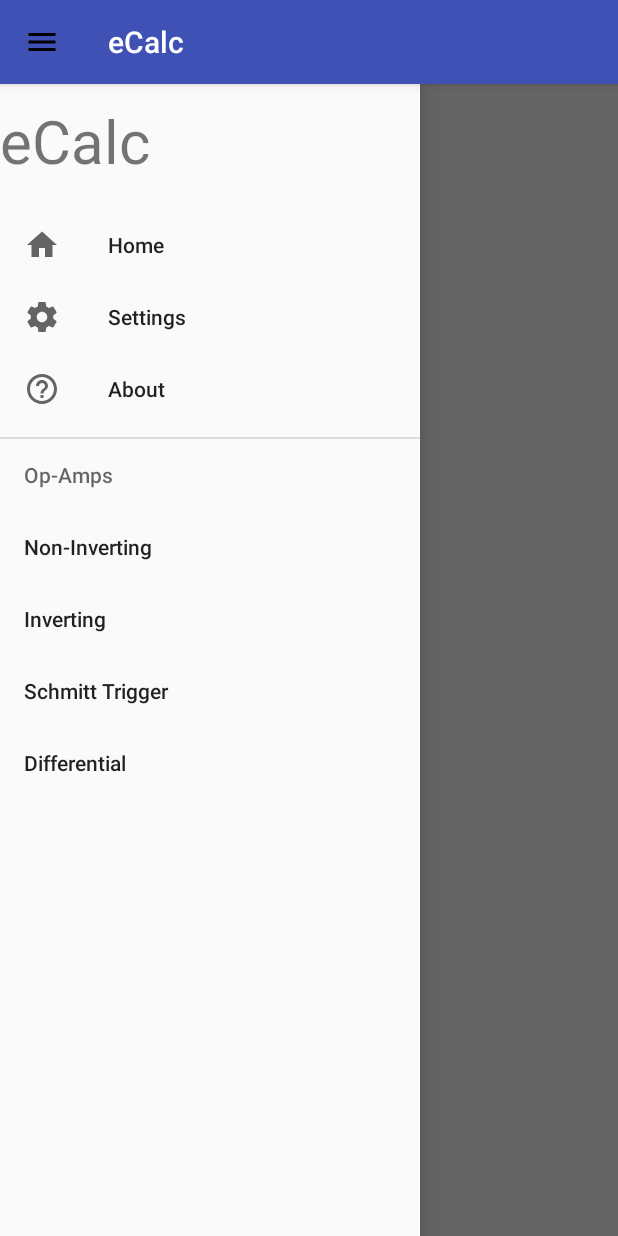
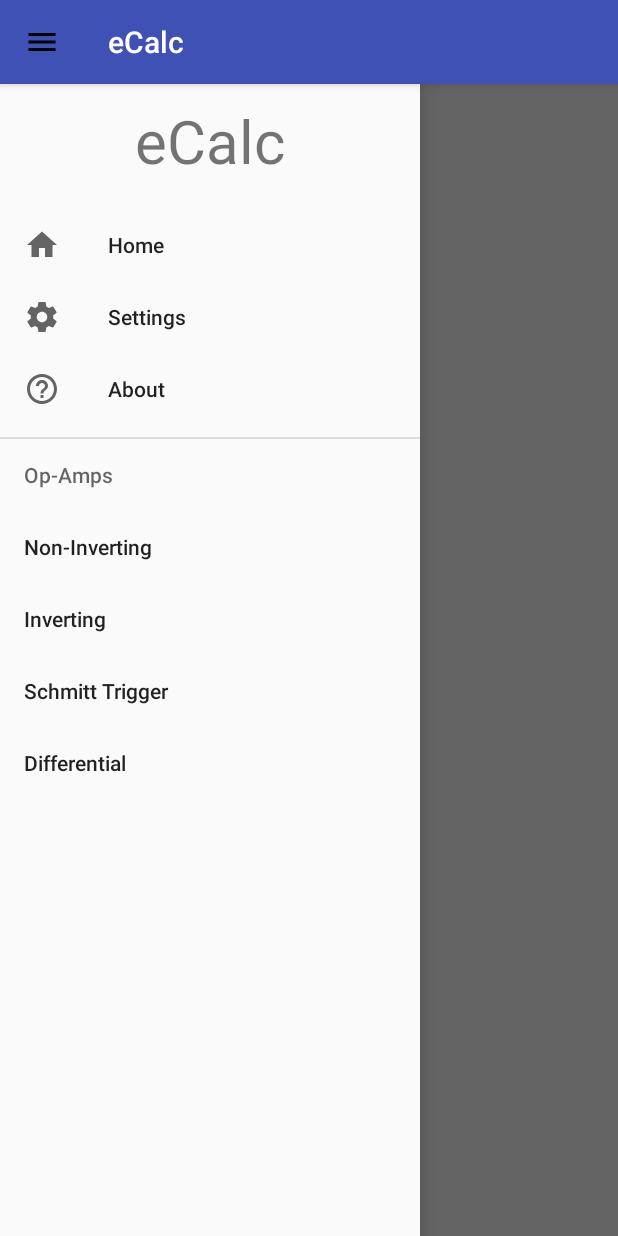
Before and after one commit to JeppeSRC/eCalc, an Android app: the screen it shows after launch (MainActivity), with the side drawer open, on a phone screen of 412 x 824 dp. Run offline under Robolectric (Android 15) with nearby library versions, the phone set to English and light mode, and no system bars.

Commit message:
Fixed something ghat got broken by itself

```diff
--- a/app/src/main/AndroidManifest.xml
+++ b/app/src/main/AndroidManifest.xml
@@ -8,6 +8,7 @@
         android:supportsRtl="false"
         android:theme="@style/AppTheme">
         <activity
+
             android:name=".MainActivity"
             android:label="@string/app_name"
             android:theme="@style/AppTheme">
--- a/app/src/main/res/layout/drawer_layout.xml
+++ b/app/src/main/res/layout/drawer_layout.xml
@@ -36,7 +36,7 @@
         android:layout_height="match_parent"
         android:layout_gravity="left"
         android:fitsSystemWindows="false"
-        app:headerLayout="@layout/navigation_header_layout"
-        app:menu="@menu/drawer_view"/>
+        app:menu="@menu/drawer_view"
+        app:headerLayout="@layout/navigation_header_layout"/>
 
 </android.support.v4.widget.DrawerLayout>
--- a/app/src/main/res/layout/navigation_header_layout.xml
+++ b/app/src/main/res/layout/navigation_header_layout.xml
@@ -6,10 +6,11 @@
     android:gravity="center">
 
     <TextView
-    android:text="eCalc"
-    android:textSize="40dp"
-    android:textAlignment="center"
-    android:layout_width="match_parent"
-    android:layout_height="wrap_content" />
+        android:layout_width="match_parent"
+        android:layout_height="match_parent"
+        android:text="eCalc"
+        android:gravity="center"
+        android:textSize="40sp"
+        android:textAlignment="center"/>
 
 </LinearLayout>
```
